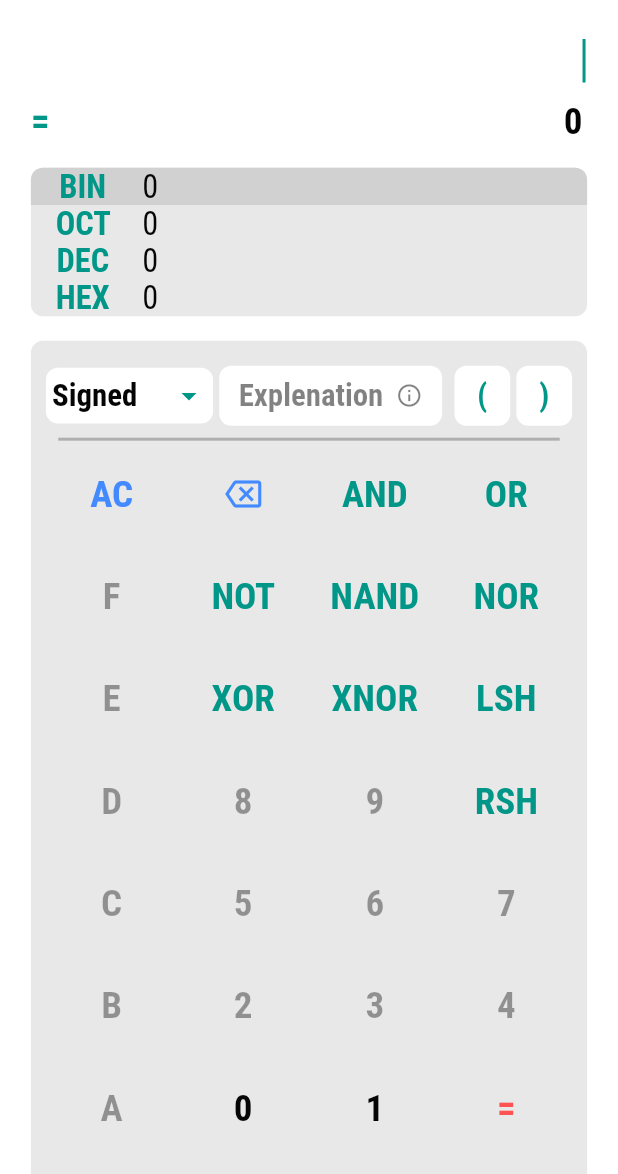
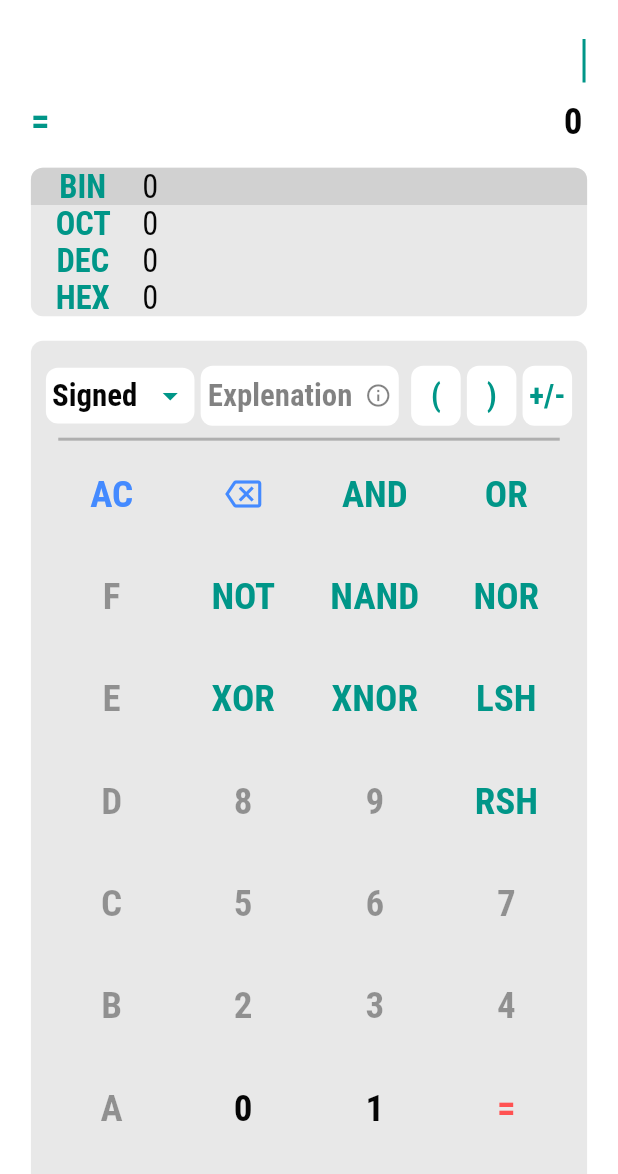
Before and after one commit to islamkhalid295/Graduation-Project, a Flutter app: the Calculator screen opened by its route, on a phone screen of 412 x 824 dp, the part 62-1236 px from its top. Run offline on Flutter 3.47's test engine with Material 2 defaults, Android fonts, the light colour scheme and no system bars; our stand-ins replace cloud_firestore, firebase_auth, firebase_core, flutter_bloc, google_sign_in, modal_progress_hud_nsn and 2 more; accounts and stored records are empty.

Commit message:
adding negate button

```diff
--- a/lib/Cubits/calculator_cubit/calculator_cubit.dart
+++ b/lib/Cubits/calculator_cubit/calculator_cubit.dart
@@ -35,7 +35,6 @@ class CalculatorCubit extends Cubit<CalculatorState> {
 
   SqlDb sqlDb = SqlDb();
   late List explenation;
-
 
   late int startPosition, endPosition;
   TextEditingController controller = TextEditingController();
@@ -86,13 +85,11 @@ class CalculatorCubit extends Cubit<CalculatorState> {
     }
   }
 
-
   void addHistoryLocal() async {
     int response = await sqlDb.insertData(userExpr, curentNumerSystem);
   }
 
   Future<void> addUserHistory(xtext, type) {
-
     return _history
         .add({
           'operation': xtext, // add history
@@ -158,7 +155,6 @@ class CalculatorCubit extends Cubit<CalculatorState> {
     });
     emit(CalculatorExprUpdate());
   }
-
 
   void check() {
     try {
@@ -237,7 +233,7 @@ class CalculatorCubit extends Cubit<CalculatorState> {
   void getResult() {
     focusNode.requestFocus();
     // print(() => _auth.currentUser?.email);
-    expGenerator(controller.text);
+    expr = expGenerator(controller.text);
     Parser p = Parser(expr, curentNumerSystem);
     tmp = p.sampleParser();
     if (!(p.error)) {
@@ -568,7 +564,6 @@ class CalculatorCubit extends Cubit<CalculatorState> {
     );
   }
 
-
   void showExplanation(BuildContext context, String theme) {
     Color textColor = theme == 'light'
         ? ThemeColors.lightBlackText
@@ -646,7 +641,7 @@ class CalculatorCubit extends Cubit<CalculatorState> {
                         TextSpan(
                           text: explenation[index].updatedPart,
                         ),
-                        TextSpan(
+                        const TextSpan(
                           text: ' = ',
                         ),
                         TextSpan(
@@ -757,7 +752,6 @@ class CalculatorCubit extends Cubit<CalculatorState> {
     }
     return exp;
   }
-
 }
 
 class SqlDb {
--- a/lib/Models/app_config.dart
+++ b/lib/Models/app_config.dart
@@ -1,6 +1,4 @@
 import 'package:flutter/material.dart';
-import 'package:flutter_bloc/flutter_bloc.dart';
-import 'package:graduation_project/Cubits/theme_cubit/theme_cubit.dart';
 import 'package:graduation_project/Models/documentation_element_model.dart';
 import 'package:shared_preferences/shared_preferences.dart';
 
@@ -159,7 +157,7 @@ List<DocumentationElement> documentation = [
   DocumentationElement(
       title: "LSH Operator",
       description:
-      "The LSH operator is a bitwise operator that performs a left shift on a binary number. The LSH operator takes two operands: the number to be shifted and the number of bits to shift by. The LSH operator works by shifting the bits of the number to the left by the specified number of bits. The bits that are shifted off the end of the number are discarded. Shifting to the left makes the number larger, effectively multiplying the number by pow(2, shiftAmount). ",
+          "The LSH operator is a bitwise operator that performs a left shift on a binary number. The LSH operator takes two operands: the number to be shifted and the number of bits to shift by. The LSH operator works by shifting the bits of the number to the left by the specified number of bits. The bits that are shifted off the end of the number are discarded. Shifting to the left makes the number larger, effectively multiplying the number by pow(2, shiftAmount). ",
       example: [
         Example(num1: "1010", num2: "1", operation: "LSH", result: "10100")
       ]),
--- a/lib/UI/calculator/keyboard_options.dart
+++ b/lib/UI/calculator/keyboard_options.dart
@@ -230,6 +230,36 @@ class KeyboardOptions extends StatelessWidget {
                   .updateExpr(')', ' ) ', ' o '),
             ),
           ),
+          SizedBox(
+            width: SizeConfig.heightBlock! * 0.5,
+          ),
+          Expanded(
+            child: FilledButton(
+              style: FilledButton.styleFrom(
+                  padding:
+                      EdgeInsets.symmetric(horizontal: SizeConfig.widthBlock!),
+                  backgroundColor: (theme == 'light')
+                      ? ThemeColors.lightCanvas
+                      : ThemeColors.darkCanvas,
+                  shape: RoundedRectangleBorder(
+                    borderRadius: BorderRadius.circular(8),
+                  )),
+              child: FittedBox(
+                child: Text(
+                  '+/-',
+                  style: TextStyle(
+                    color: (theme == 'light')
+                        ? ThemeColors.lightForegroundTeal
+                        : ThemeColors.darkForegroundTeal,
+                    fontWeight: FontWeight.bold,
+                    fontSize: SizeConfig.heightBlock! * 2.5,
+                  ),
+                ),
+              ),
+              onPressed: () => BlocProvider.of<CalculatorCubit>(context)
+                  .updateExpr('-', ' - ', ' o '),
+            ),
+          ),
         ],
       ),
     );
--- a/lib/main.dart
+++ b/lib/main.dart
@@ -11,13 +11,10 @@ import 'package:graduation_project/UI/simpllification/simplification.dart';
 import 'Models/app_config.dart';
 import 'Cubits/login_cubit/login_cubit.dart';
 import 'UI/login.dart';
-//import 'dart:io';
 import 'package:flutter_bloc/flutter_bloc.dart';
 import 'package:firebase_core/firebase_core.dart';
-
 import 'package:firebase_auth/firebase_auth.dart';
 import 'firebase_options.dart';
-//import 'package:firebase_core_platform_interface/firebase_core_platform_interface.dart';
 
 void main() async {
   WidgetsFlutterBinding.ensureInitialized();
@@ -26,7 +23,7 @@ void main() async {
   await Firebase.initializeApp(
     options: DefaultFirebaseOptions.currentPlatform,
   );
-
+  ClipboardData? c = await Clipboard.getData(Clipboard.kTextPlain);
   await UserConfig().init();
 
   runApp(MultiBlocProvider(
```
